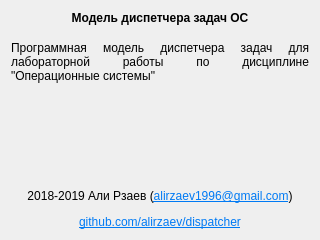
alirzaev/dispatcher, file gui/aboutwindow.ui: the form before one commit.
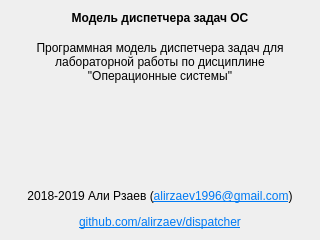
The form after the commit.

Commit message:
Улучшения в UI
Сделал выравнивание текста по центру

The edit to the form file:
```diff
--- a/gui/aboutwindow.ui
+++ b/gui/aboutwindow.ui
@@ -57,7 +57,7 @@
         <string>Программная модель диспетчера задач для лабораторной работы по дисциплине &quot;Операционные системы&quot;</string>
        </property>
        <property name="alignment">
-        <set>Qt::AlignJustify|Qt::AlignVCenter</set>
+        <set>Qt::AlignCenter</set>
        </property>
        <property name="wordWrap">
         <bool>true</bool>
```
